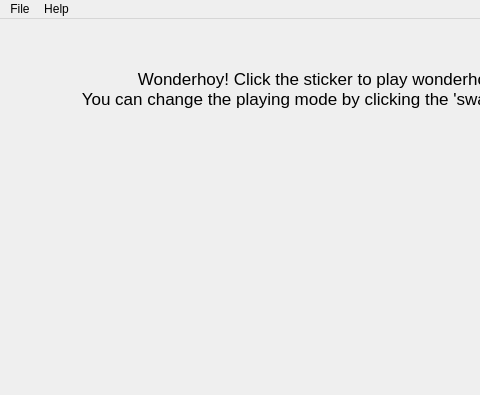
First picture: the form in main_win.ui, repository ElliotCHEN37/WonderhoyPlayer, before the edit; both pictures show x 0 to 480 and y 0 to 395 of the 640 by 480 pixel window.
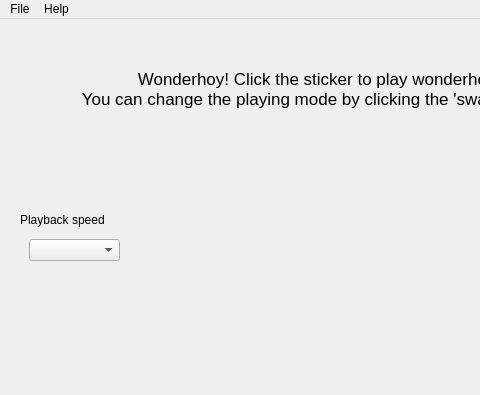
Second picture: the form after the edit.

What changed in the file:
```diff
--- a/main_win.ui
+++ b/main_win.ui
@@ -103,6 +103,62 @@
      </size>
     </property>
    </widget>
+   <widget class="QComboBox" name="spd">
+    <property name="geometry">
+     <rect>
+      <x>29</x>
+      <y>220</y>
+      <width>91</width>
+      <height>22</height>
+     </rect>
+    </property>
+    <property name="placeholderText">
+     <string>Speed</string>
+    </property>
+    <item>
+     <property name="text">
+      <string>1x</string>
+     </property>
+    </item>
+    <item>
+     <property name="text">
+      <string>2x</string>
+     </property>
+    </item>
+    <item>
+     <property name="text">
+      <string>5x</string>
+     </property>
+    </item>
+    <item>
+     <property name="text">
+      <string>10x</string>
+     </property>
+    </item>
+    <item>
+     <property name="text">
+      <string>100x</string>
+     </property>
+    </item>
+    <item>
+     <property name="text">
+      <string>1000x</string>
+     </property>
+    </item>
+   </widget>
+   <widget class="QLabel" name="label">
+    <property name="geometry">
+     <rect>
+      <x>20</x>
+      <y>190</y>
+      <width>101</width>
+      <height>21</height>
+     </rect>
+    </property>
+    <property name="text">
+     <string>Playback speed</string>
+    </property>
+   </widget>
   </widget>
   <widget class="QMenuBar" name="menubar">
    <property name="geometry">
```
Left out of the diff: 6 changed lines with no effect on the pictures.
